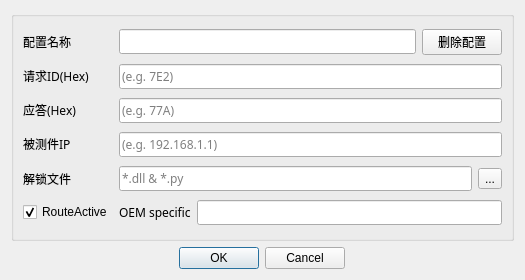
This is app/ui/DoIPConfigUI.ui in YEZZESDXHN/DoIP_Client as Qt 5 draws it before an edit. The edited form follows.
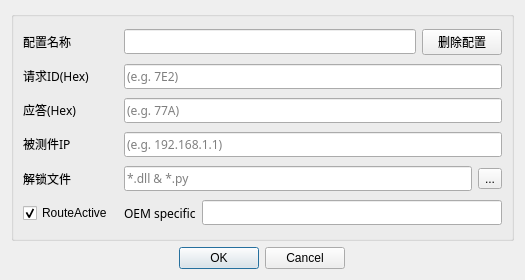
This is the edited form.

Patch:
```diff
--- a/app/ui/DoIPConfigUI.ui
+++ b/app/ui/DoIPConfigUI.ui
@@ -58,13 +58,13 @@
            <widget class="QLabel" name="label_ConfigName">
             <property name="minimumSize">
              <size>
-              <width>90</width>
+              <width>95</width>
               <height>0</height>
              </size>
             </property>
             <property name="maximumSize">
              <size>
-              <width>90</width>
+              <width>95</width>
               <height>16777215</height>
              </size>
             </property>
@@ -119,13 +119,13 @@
             </property>
             <property name="minimumSize">
              <size>
-              <width>90</width>
+              <width>95</width>
               <height>0</height>
              </size>
             </property>
             <property name="maximumSize">
              <size>
-              <width>90</width>
+              <width>95</width>
               <height>16777215</height>
              </size>
             </property>
@@ -177,13 +177,13 @@
             </property>
             <property name="minimumSize">
              <size>
-              <width>90</width>
+              <width>95</width>
               <height>0</height>
              </size>
             </property>
             <property name="maximumSize">
              <size>
-              <width>90</width>
+              <width>95</width>
               <height>16777215</height>
              </size>
             </property>
@@ -223,13 +223,13 @@
             </property>
             <property name="minimumSize">
              <size>
-              <width>90</width>
+              <width>95</width>
               <height>0</height>
              </size>
             </property>
             <property name="maximumSize">
              <size>
-              <width>90</width>
+              <width>95</width>
               <height>16777215</height>
              </size>
             </property>
@@ -269,10 +269,16 @@
            <widget class="QLabel" name="label_4">
             <property name="minimumSize">
              <size>
-              <width>90</width>
+              <width>95</width>
               <height>0</height>
              </size>
             </property>
+            <property name="maximumSize">
+             <size>
+              <width>95</width>
+              <height>16777215</height>
+             </size>
+            </property>
             <property name="font">
              <font>
               <family>微软雅黑</family>
@@ -314,6 +320,18 @@
               <verstretch>0</verstretch>
              </sizepolicy>
             </property>
+            <property name="minimumSize">
+             <size>
+              <width>92</width>
+              <height>26</height>
+             </size>
+            </property>
+            <property name="maximumSize">
+             <size>
+              <width>92</width>
+              <height>16777215</height>
+             </size>
+            </property>
             <property name="layoutDirection">
              <enum>Qt::LayoutDirection::LeftToRight</enum>
             </property>
@@ -326,7 +344,20 @@
            </widget>
           </item>
           <item>
-           <layout class="QHBoxLayout" name="horizontalLayout" stretch="0,3">
+           <layout class="QHBoxLayout" name="horizontalLayout" stretch="0,0,3">
+            <item>
+             <spacer name="horizontalSpacer">
+              <property name="orientation">
+               <enum>Qt::Orientation::Horizontal</enum>
+              </property>
+              <property name="sizeHint" stdset="0">
+               <size>
+                <width>3</width>
+                <height>10</height>
+               </size>
+              </property>
+             </spacer>
+            </item>
             <item>
              <widget class="QLabel" name="label">
               <property name="font">
```
